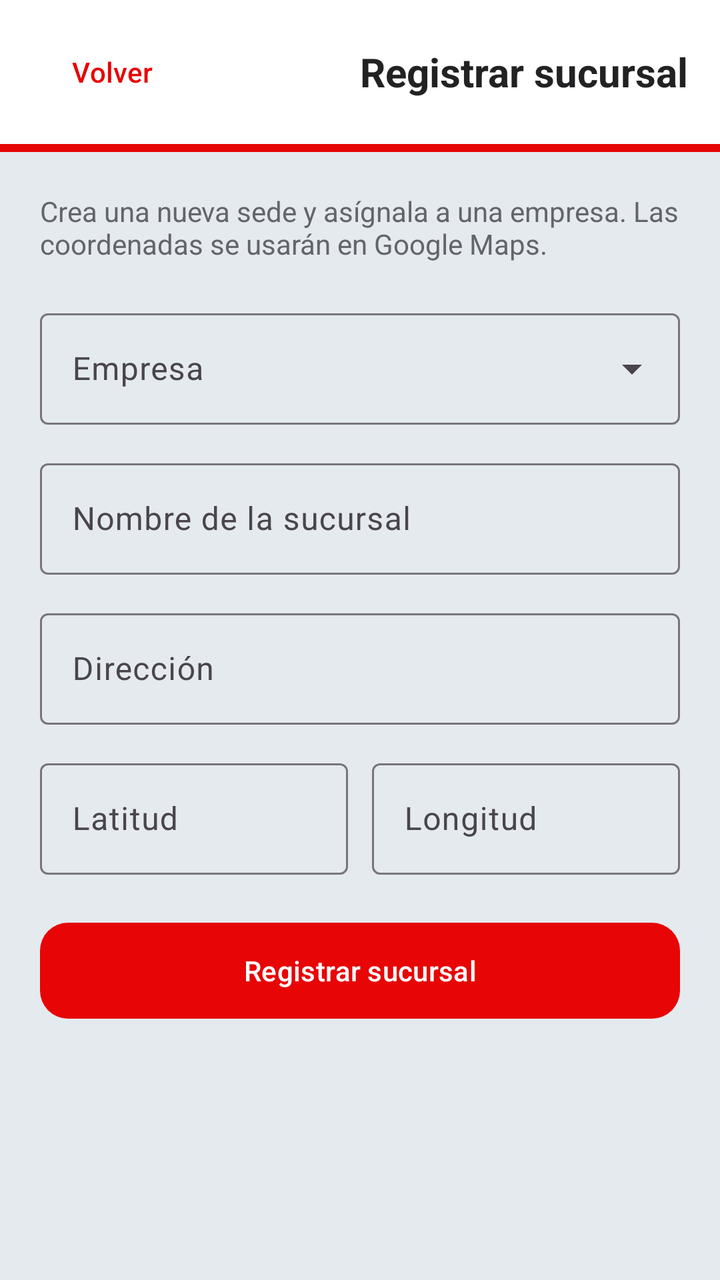
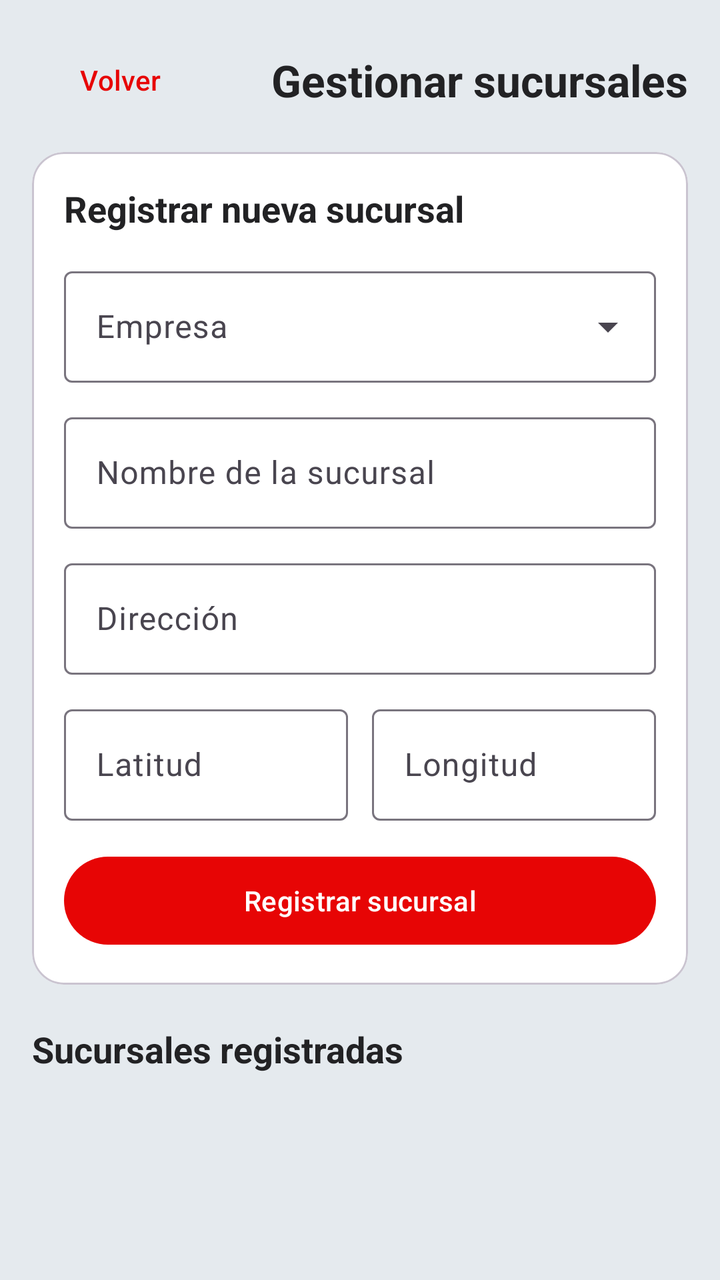

An Android layout rendered at two revisions. The XML below is the earlier revision; the diff shows what the commit changed to produce the second picture.
<!-- AndroidManifest.xml: application theme Theme.IncidentApp -->
<!-- res/layout/fragment_registrar_sucursal.xml -->
<?xml version="1.0" encoding="utf-8"?>
<androidx.core.widget.NestedScrollView xmlns:android="http://schemas.android.com/apk/res/android"
    xmlns:app="http://schemas.android.com/apk/res-auto"
    xmlns:tools="http://schemas.android.com/tools"
    android:layout_width="match_parent"
    android:layout_height="match_parent"
    android:background="@color/incidentapp_light"
    android:fillViewport="true"
    tools:context=".ui.gestion.RegistrarSucursalFragment">

    <LinearLayout
        android:layout_width="match_parent"
        android:layout_height="wrap_content"
        android:orientation="vertical">

        <LinearLayout
            android:layout_width="match_parent"
            android:layout_height="72dp"
            android:background="@color/white"
            android:gravity="center_vertical"
            android:orientation="horizontal"
            android:paddingStart="12dp"
            android:paddingEnd="16dp">

            <com.google.android.material.button.MaterialButton
                android:id="@+id/btnVolver"
                style="@style/Widget.Material3.Button.TextButton"
                android:layout_width="wrap_content"
                android:layout_height="wrap_content"
                android:text="Volver"
                android:textAllCaps="false"
                android:textColor="@color/incidentapp_red" />

            <TextView
                android:layout_width="0dp"
                android:layout_height="wrap_content"
                android:layout_weight="1"
                android:gravity="end"
                android:text="Registrar sucursal"
                android:textColor="@color/incidentapp_dark"
                android:textSize="20sp"
                android:textStyle="bold" />
        </LinearLayout>

        <View
            android:layout_width="match_parent"
            android:layout_height="4dp"
            android:background="@color/incidentapp_red" />

        <LinearLayout
            android:layout_width="match_parent"
            android:layout_height="wrap_content"
            android:orientation="vertical"
            android:padding="20dp">

            <TextView
                android:layout_width="match_parent"
                android:layout_height="wrap_content"
                android:text="Crea una nueva sede y asígnala a una empresa. Las coordenadas se usarán en Google Maps."
                android:textColor="@color/text_secondary"
                android:textSize="14sp" />

            <com.google.android.material.textfield.TextInputLayout
                android:id="@+id/tilEmpresa"
                style="@style/Widget.Material3.TextInputLayout.OutlinedBox.ExposedDropdownMenu"
                android:layout_width="match_parent"
                android:layout_height="wrap_content"
                android:layout_marginTop="20dp"
                android:hint="Empresa">

                <com.google.android.material.textfield.MaterialAutoCompleteTextView
                    android:id="@+id/actEmpresa"
                    android:layout_width="match_parent"
                    android:layout_height="wrap_content"
                    android:inputType="none" />
            </com.google.android.material.textfield.TextInputLayout>

            <com.google.android.material.textfield.TextInputLayout
                android:id="@+id/tilNombre"
                style="@style/Widget.Material3.TextInputLayout.OutlinedBox"
                android:layout_width="match_parent"
                android:layout_height="wrap_content"
                android:layout_marginTop="14dp"
                android:hint="Nombre de la sucursal">

                <com.google.android.material.textfield.TextInputEditText
                    android:id="@+id/etNombre"
                    android:layout_width="match_parent"
                    android:layout_height="wrap_content" />
            </com.google.android.material.textfield.TextInputLayout>

            <com.google.android.material.textfield.TextInputLayout
                android:id="@+id/tilDireccion"
                style="@style/Widget.Material3.TextInputLayout.OutlinedBox"
                android:layout_width="match_parent"
                android:layout_height="wrap_content"
                android:layout_marginTop="14dp"
                android:hint="Dirección">

                <com.google.android.material.textfield.TextInputEditText
                    android:id="@+id/etDireccion"
                    android:layout_width="match_parent"
                    android:layout_height="wrap_content" />
            </com.google.android.material.textfield.TextInputLayout>

            <LinearLayout
                android:layout_width="match_parent"
                android:layout_height="wrap_content"
                android:layout_marginTop="14dp"
                android:orientation="horizontal">

                <com.google.android.material.textfield.TextInputLayout
                    android:id="@+id/tilLatitud"
                    style="@style/Widget.Material3.TextInputLayout.OutlinedBox"
                    android:layout_width="0dp"
                    android:layout_height="wrap_content"
                    android:layout_marginEnd="6dp"
                    android:layout_weight="1"
                    android:hint="Latitud">

                    <com.google.android.material.textfield.TextInputEditText
                        android:id="@+id/etLatitud"
                        android:layout_width="match_parent"
                        android:layout_height="wrap_content"
                        android:inputType="numberDecimal|numberSigned" />
                </com.google.android.material.textfield.TextInputLayout>

                <com.google.android.material.textfield.TextInputLayout
                    android:id="@+id/tilLongitud"
                    style="@style/Widget.Material3.TextInputLayout.OutlinedBox"
                    android:layout_width="0dp"
                    android:layout_height="wrap_content"
                    android:layout_marginStart="6dp"
                    android:layout_weight="1"
                    android:hint="Longitud">

                    <com.google.android.material.textfield.TextInputEditText
                        android:id="@+id/etLongitud"
                        android:layout_width="match_parent"
                        android:layout_height="wrap_content"
                        android:inputType="numberDecimal|numberSigned" />
                </com.google.android.material.textfield.TextInputLayout>
            </LinearLayout>

            <com.google.android.material.progressindicator.LinearProgressIndicator
                android:id="@+id/progressRegistro"
                android:layout_width="match_parent"
                android:layout_height="wrap_content"
                android:layout_marginTop="16dp"
                android:visibility="gone"
                app:indicatorColor="@color/incidentapp_red"
                tools:visibility="visible" />

            <com.google.android.material.button.MaterialButton
                android:id="@+id/btnRegistrar"
                android:layout_width="match_parent"
                android:layout_height="56dp"
                android:layout_marginTop="20dp"
                android:text="Registrar sucursal"
                android:textAllCaps="false"
                app:backgroundTint="@color/incidentapp_red"
                app:cornerRadius="14dp" />
        </LinearLayout>
    </LinearLayout>
</androidx.core.widget.NestedScrollView>
<!-- resources referenced by this layout -->
<resources>
  <color name="incidentapp_dark">#222224</color>
  <color name="incidentapp_light">#E5EAEE</color>
  <color name="incidentapp_red">#E70505</color>
  <color name="text_secondary">#62666A</color>
  <color name="white">#FFFFFF</color>
  <style name="Theme.IncidentApp" parent="Base.Theme.IncidentApp" />
  <style name="Base.Theme.IncidentApp" parent="Theme.Material3.Light.NoActionBar">
          <item name="colorPrimary">@color/incidentapp_red</item>
          <item name="colorOnPrimary">@color/white</item>
          <item name="colorSecondary">@color/incidentapp_dark</item>
          <item name="colorSurface">@color/white</item>
          <item name="colorOnSurface">@color/incidentapp_dark</item>
          <item name="android:windowLightStatusBar">true</item>
          <item name="android:statusBarColor">@color/incidentapp_light</item>
          <item name="android:navigationBarColor">@color/incidentapp_light</item>
      </style>
</resources>

<!-- the commit's change to res/layout/fragment_registrar_sucursal.xml (unified diff, before → after) -->
@@ -1,165 +1,41 @@
 <?xml version="1.0" encoding="utf-8"?>
-<androidx.core.widget.NestedScrollView xmlns:android="http://schemas.android.com/apk/res/android"
-    xmlns:app="http://schemas.android.com/apk/res-auto"
-    xmlns:tools="http://schemas.android.com/tools"
-    android:layout_width="match_parent"
-    android:layout_height="match_parent"
-    android:background="@color/incidentapp_light"
-    android:fillViewport="true"
-    tools:context=".ui.gestion.RegistrarSucursalFragment">
-
-    <LinearLayout
-        android:layout_width="match_parent"
-        android:layout_height="wrap_content"
-        android:orientation="vertical">
-
-        <LinearLayout
-            android:layout_width="match_parent"
-            android:layout_height="72dp"
-            android:background="@color/white"
-            android:gravity="center_vertical"
-            android:orientation="horizontal"
-            android:paddingStart="12dp"
-            android:paddingEnd="16dp">
-
-            <com.google.android.material.button.MaterialButton
-                android:id="@+id/btnVolver"
-                style="@style/Widget.Material3.Button.TextButton"
-                android:layout_width="wrap_content"
-                android:layout_height="wrap_content"
-                android:text="Volver"
-                android:textAllCaps="false"
-                android:textColor="@color/incidentapp_red" />
-
-            <TextView
-                android:layout_width="0dp"
-                android:layout_height="wrap_content"
-                android:layout_weight="1"
-                android:gravity="end"
-                android:text="Registrar sucursal"
-                android:textColor="@color/incidentapp_dark"
-                android:textSize="20sp"
-                android:textStyle="bold" />
+<androidx.core.widget.NestedScrollView xmlns:android="http://schemas.android.com/apk/res/android" xmlns:app="http://schemas.android.com/apk/res-auto" xmlns:tools="http://schemas.android.com/tools" android:layout_width="match_parent" android:layout_height="match_parent" android:background="@color/incidentapp_light" android:fillViewport="true" tools:context=".ui.gestion.RegistrarSucursalFragment">
+    <LinearLayout android:layout_width="match_parent" android:layout_height="wrap_content" android:orientation="vertical" android:padding="16dp">
+        <LinearLayout android:layout_width="match_parent" android:layout_height="wrap_content" android:gravity="center_vertical" android:orientation="horizontal">
+            <com.google.android.material.button.MaterialButton android:id="@+id/btnVolver" style="@style/Widget.Material3.Button.TextButton" android:layout_width="wrap_content" android:layout_height="wrap_content" android:text="Volver" android:textAllCaps="false" android:textColor="@color/incidentapp_red" />
+            <TextView android:layout_width="0dp" android:layout_height="wrap_content" android:layout_weight="1" android:gravity="end" android:text="Gestionar sucursales" android:textColor="@color/incidentapp_dark" android:textSize="22sp" android:textStyle="bold" />
         </LinearLayout>
-
-        <View
-            android:layout_width="match_parent"
-            android:layout_height="4dp"
-            android:background="@color/incidentapp_red" />
-
-        <LinearLayout
-            android:layout_width="match_parent"
-            android:layout_height="wrap_content"
-            android:orientation="vertical"
-            android:padding="20dp">
-
-            <TextView
-                android:layout_width="match_parent"
-                android:layout_height="wrap_content"
-                android:text="Crea una nueva sede y asígnala a una empresa. Las coordenadas se usarán en Google Maps."
-                android:textColor="@color/text_secondary"
-                android:textSize="14sp" />
-
-            <com.google.android.material.textfield.TextInputLayout
-                android:id="@+id/tilEmpresa"
-                style="@style/Widget.Material3.TextInputLayout.OutlinedBox.ExposedDropdownMenu"
-                android:layout_width="match_parent"
-                android:layout_height="wrap_content"
-                android:layout_marginTop="20dp"
-                android:hint="Empresa">
-
-                <com.google.android.material.textfield.MaterialAutoCompleteTextView
-                    android:id="@+id/actEmpresa"
-                    android:layout_width="match_parent"
-                    android:layout_height="wrap_content"
-                    android:inputType="none" />
-            </com.google.android.material.textfield.TextInputLayout>
-
-            <com.google.android.material.textfield.TextInputLayout
-                android:id="@+id/tilNombre"
-                style="@style/Widget.Material3.TextInputLayout.OutlinedBox"
-                android:layout_width="match_parent"
-                android:layout_height="wrap_content"
-                android:layout_marginTop="14dp"
-                android:hint="Nombre de la sucursal">
-
-                <com.google.android.material.textfield.TextInputEditText
-                    android:id="@+id/etNombre"
-                    android:layout_width="match_parent"
-                    android:layout_height="wrap_content" />
-            </com.google.android.material.textfield.TextInputLayout>
-
-            <com.google.android.material.textfield.TextInputLayout
-                android:id="@+id/tilDireccion"
-                style="@style/Widget.Material3.TextInputLayout.OutlinedBox"
-                android:layout_width="match_parent"
-                android:layout_height="wrap_content"
-                android:layout_marginTop="14dp"
-                android:hint="Dirección">
-
-                <com.google.android.material.textfield.TextInputEditText
-                    android:id="@+id/etDireccion"
-                    android:layout_width="match_parent"
-                    android:layout_height="wrap_content" />
-            </com.google.android.material.textfield.TextInputLayout>
-
-            <LinearLayout
-                android:layout_width="match_parent"
-                android:layout_height="wrap_content"
-                android:layout_marginTop="14dp"
-                android:orientation="horizontal">
-
-                <com.google.android.material.textfield.TextInputLayout
-                    android:id="@+id/tilLatitud"
-                    style="@style/Widget.Material3.TextInputLayout.OutlinedBox"
-                    android:layout_width="0dp"
-                    android:layout_height="wrap_content"
-                    android:layout_marginEnd="6dp"
-                    android:layout_weight="1"
-                    android:hint="Latitud">
-
-                    <com.google.android.material.textfield.TextInputEditText
-                        android:id="@+id/etLatitud"
-                        android:layout_width="match_parent"
-                        android:layout_height="wrap_content"
-                        android:inputType="numberDecimal|numberSigned" />
+        <com.google.android.material.card.MaterialCardView android:layout_width="match_parent" android:layout_height="wrap_content" android:layout_marginTop="12dp" app:cardCornerRadius="16dp" app:cardBackgroundColor="@color/white">
+            <LinearLayout android:layout_width="match_parent" android:layout_height="wrap_content" android:orientation="vertical" android:padding="16dp">
+                <TextView android:layout_width="match_parent" android:layout_height="wrap_content" android:text="Registrar nueva sucursal" android:textColor="@color/incidentapp_dark" android:textStyle="bold" android:textSize="18sp" />
+                <com.google.android.material.textfield.TextInputLayout android:id="@+id/tilEmpresa" style="@style/Widget.Material3.TextInputLayout.OutlinedBox.ExposedDropdownMenu" android:layout_width="match_parent" android:layout_height="wrap_content" android:layout_marginTop="14dp" android:hint="Empresa">
+                    <com.google.android.material.textfield.MaterialAutoCompleteTextView android:id="@+id/actEmpresa" android:layout_width="match_parent" android:layout_height="wrap_content" android:inputType="none" />
                 </com.google.android.material.textfield.TextInputLayout>
-
-                <com.google.android.material.textfield.TextInputLayout
-                    android:id="@+id/tilLongitud"
-                    style="@style/Widget.Material3.TextInputLayout.OutlinedBox"
-                    android:layout_width="0dp"
-                    android:layout_height="wrap_content"
-                    android:layout_marginStart="6dp"
-                    android:layout_weight="1"
-                    android:hint="Longitud">
-
-                    <com.google.android.material.textfield.TextInputEditText
-                        android:id="@+id/etLongitud"
-                        android:layout_width="match_parent"
-                        android:layout_height="wrap_content"
-                        android:inputType="numberDecimal|numberSigned" />
+                <com.google.android.material.textfield.TextInputLayout android:id="@+id/tilNombre" style="@style/Widget.Material3.TextInputLayout.OutlinedBox" android:layout_width="match_parent" android:layout_height="wrap_content" android:layout_marginTop="12dp" android:hint="Nombre de la sucursal">
+                    <com.google.android.material.textfield.TextInputEditText android:id="@+id/etNombre" android:layout_width="match_parent" android:layout_height="wrap_content" />
                 </com.google.android.material.textfield.TextInputLayout>
+                <com.google.android.material.textfield.TextInputLayout android:id="@+id/tilDireccion" style="@style/Widget.Material3.TextInputLayout.OutlinedBox" android:layout_width="match_parent" android:layout_height="wrap_content" android:layout_marginTop="12dp" android:hint="Dirección">
+                    <com.google.android.material.textfield.TextInputEditText android:id="@+id/etDireccion" android:layout_width="match_parent" android:layout_height="wrap_content" />
+                </com.google.android.material.textfield.TextInputLayout>
+                <LinearLayout android:layout_width="match_parent" android:layout_height="wrap_content" android:layout_marginTop="12dp" android:orientation="horizontal">
+                    <com.google.android.material.textfield.TextInputLayout android:id="@+id/tilLatitud" style="@style/Widget.Material3.TextInputLayout.OutlinedBox" android:layout_width="0dp" android:layout_height="wrap_content" android:layout_weight="1" android:layout_marginEnd="6dp" android:hint="Latitud"><com.google.android.material.textfield.TextInputEditText android:id="@+id/etLatitud" android:layout_width="match_parent" android:layout_height="wrap_content" android:inputType="numberDecimal|numberSigned" /></com.google.android.material.textfield.TextInputLayout>
+                    <com.google.android.material.textfield.TextInputLayout android:id="@+id/tilLongitud" style="@style/Widget.Material3.TextInputLayout.OutlinedBox" android:layout_width="0dp" android:layout_height="wrap_content" android:layout_weight="1" android:layout_marginStart="6dp" android:hint="Longitud"><com.google.android.material.textfield.TextInputEditText android:id="@+id/etLongitud" android:layout_width="match_parent" android:layout_height="wrap_content" android:inputType="numberDecimal|numberSigned" /></com.google.android.material.textfield.TextInputLayout>
+                </LinearLayout>
+                <com.google.android.material.button.MaterialButton android:id="@+id/btnRegistrar" android:layout_width="match_parent" android:layout_height="52dp" android:layout_marginTop="14dp" android:text="Registrar sucursal" android:textAllCaps="false" app:backgroundTint="@color/incidentapp_red" />
             </LinearLayout>
-
-            <com.google.android.material.progressindicator.LinearProgressIndicator
-                android:id="@+id/progressRegistro"
-                android:layout_width="match_parent"
-                android:layout_height="wrap_content"
-                android:layout_marginTop="16dp"
-                android:visibility="gone"
-                app:indicatorColor="@color/incidentapp_red"
-                tools:visibility="visible" />
-
-            <com.google.android.material.button.MaterialButton
-                android:id="@+id/btnRegistrar"
-                android:layout_width="match_parent"
-                android:layout_height="56dp"
-                android:layout_marginTop="20dp"
-                android:text="Registrar sucursal"
-                android:textAllCaps="false"
-                app:backgroundTint="@color/incidentapp_red"
-                app:cornerRadius="14dp" />
-        </LinearLayout>
+        </com.google.android.material.card.MaterialCardView>
+        <com.google.android.material.progressindicator.LinearProgressIndicator android:id="@+id/progressRegistro" android:layout_width="match_parent" android:layout_height="wrap_content" android:layout_marginTop="10dp" android:visibility="gone" app:indicatorColor="@color/incidentapp_red" />
+        <TextView android:layout_width="match_parent" android:layout_height="wrap_content" android:layout_marginTop="20dp" android:text="Sucursales registradas" android:textColor="@color/incidentapp_dark" android:textSize="18sp" android:textStyle="bold" />
+        <androidx.recyclerview.widget.RecyclerView android:id="@+id/recyclerSucursales" android:layout_width="match_parent" android:layout_height="wrap_content" android:layout_marginTop="10dp" android:nestedScrollingEnabled="false" tools:listitem="@layout/item_sucursal_gestion" />
     </LinearLayout>
 </androidx.core.widget.NestedScrollView>
+<!-- res/layout/item_sucursal_gestion.xml (included above) -->
+<?xml version="1.0" encoding="utf-8"?>
+<com.google.android.material.card.MaterialCardView xmlns:android="http://schemas.android.com/apk/res/android" xmlns:app="http://schemas.android.com/apk/res-auto" android:layout_width="match_parent" android:layout_height="wrap_content" android:layout_marginBottom="10dp" app:cardCornerRadius="14dp" app:cardBackgroundColor="@color/white">
+    <LinearLayout android:layout_width="match_parent" android:layout_height="wrap_content" android:orientation="vertical" android:padding="14dp">
+        <TextView android:id="@+id/tvNombre" android:layout_width="match_parent" android:layout_height="wrap_content" android:textStyle="bold" android:textColor="@color/incidentapp_dark" android:textSize="17sp" />
+        <TextView android:id="@+id/tvEmpresa" android:layout_width="match_parent" android:layout_height="wrap_content" android:layout_marginTop="3dp" android:textColor="@color/incidentapp_red" />
+        <TextView android:id="@+id/tvDireccion" android:layout_width="match_parent" android:layout_height="wrap_content" android:layout_marginTop="3dp" android:textColor="@color/text_secondary" />
+        <com.google.android.material.button.MaterialButton android:id="@+id/btnEliminar" style="@style/Widget.Material3.Button.OutlinedButton" android:layout_width="wrap_content" android:layout_height="wrap_content" android:layout_gravity="end" android:layout_marginTop="8dp" android:text="Eliminar" android:textAllCaps="false" android:textColor="@color/incidentapp_red" app:strokeColor="@color/incidentapp_red" />
+    </LinearLayout>
+</com.google.android.material.card.MaterialCardView>
